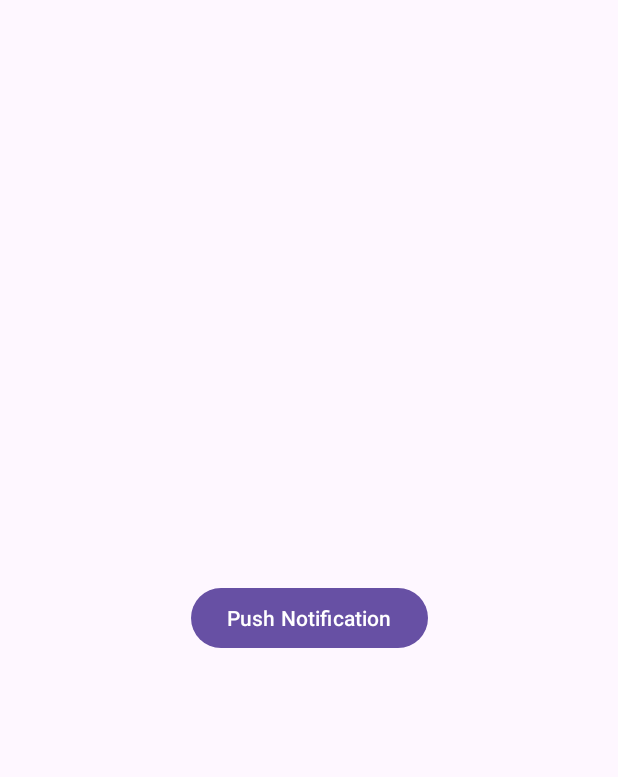
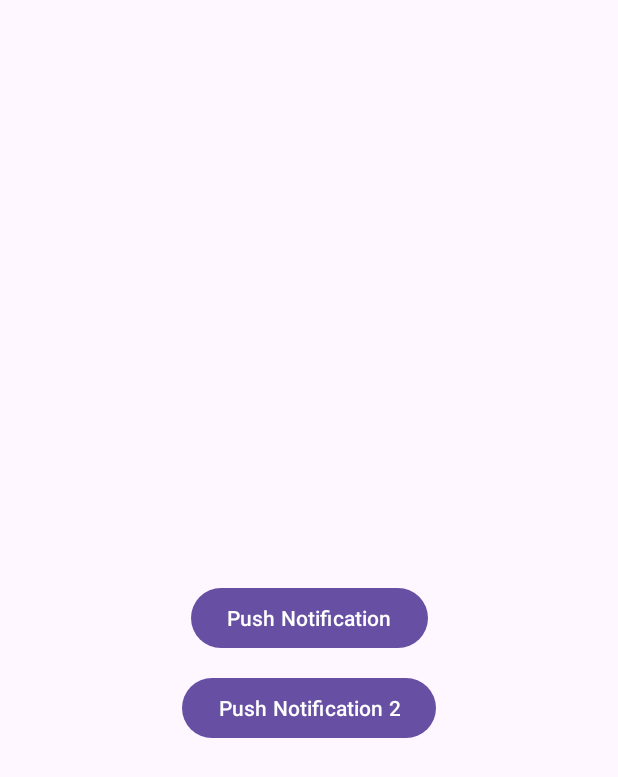
Before and after one commit to Vudiepk3/Push_Notification, an Android app: the screen it shows after launch (MainActivity), on a phone screen of 412 x 824 dp. Shown: the top 777 px of the screen. Run offline under Robolectric (Android 15) with nearby library versions, the phone set to English and light mode, and no system bars.

Commit message:
Quản lý nhiều Notification Channel trong Android

```diff
--- a/app/src/main/java/com/example/pushnotification/MyApplication.java
+++ b/app/src/main/java/com/example/pushnotification/MyApplication.java
@@ -7,6 +7,7 @@ import android.os.Build;
 
 public class MyApplication extends Application {
     public static final String CHANNEL_ID ="Channel_ID" ;
+    public static final String CHANNEL_ID_2 ="Channel_ID_2" ;
 
     @Override
     public void onCreate() {
@@ -17,16 +18,25 @@ public class MyApplication extends Application {
         // Create the NotificationChannel, but only on API 26+ because
         // the NotificationChannel class is not in the Support Library.
         if (Build.VERSION.SDK_INT >= Build.VERSION_CODES.O) {
+            //Config channel 1
             CharSequence name = getString(R.string.channel_name);
             String description = getString(R.string.channel_description);
             int importance = NotificationManager.IMPORTANCE_DEFAULT;
             NotificationChannel channel = new NotificationChannel(CHANNEL_ID, name, importance);
+            channel.setDescription(description);
+
+            //Config channel 2
+            CharSequence name_2 = getString(R.string.channel_name_2);
+            String description_2 = getString(R.string.channel_description);
+            int importance_2 = NotificationManager.IMPORTANCE_DEFAULT;
+            NotificationChannel channel_2 = new NotificationChannel(CHANNEL_ID, name, importance);
             channel.setDescription(description);
             // Register the channel with the system. You can't change the importance
             // or other notification behaviors after this.
             NotificationManager notificationManager = getSystemService(NotificationManager.class);
             if(notificationManager != null){
                 notificationManager.createNotificationChannel(channel);
+                notificationManager.createNotificationChannel(channel_2);
             }
         }
     }
--- a/app/src/main/res/layout/activity_main.xml
+++ b/app/src/main/res/layout/activity_main.xml
@@ -18,4 +18,16 @@
         app:layout_constraintTop_toTopOf="parent"
         tools:ignore="HardcodedText" />
 
+    <Button
+        android:id="@+id/btn_notification_2"
+        android:layout_width="wrap_content"
+        android:layout_height="wrap_content"
+        android:layout_marginTop="120dp"
+        android:text="Push Notification 2"
+        app:layout_constraintBottom_toBottomOf="parent"
+        app:layout_constraintEnd_toEndOf="parent"
+        app:layout_constraintStart_toStartOf="parent"
+        app:layout_constraintTop_toTopOf="parent"
+        tools:ignore="HardcodedText" />
+
 </androidx.constraintlayout.widget.ConstraintLayout>
--- a/app/src/main/res/values/strings.xml
+++ b/app/src/main/res/values/strings.xml
@@ -2,4 +2,8 @@
     <string name="app_name">PushNotification</string>
     <string name="channel_name">ChannelName</string>
     <string name="channel_description">ChannelDescription\n</string>
+
+    <string name="channel_name_2">ChannelName_2</string>
+    <string name="channel_description_2">ChannelDescription_2\n</string>
+
 </resources>
```
Also changed, not shown: app/src/main/java/com/example/pushnotification/MainActivity.java (+21 -0 lines).
